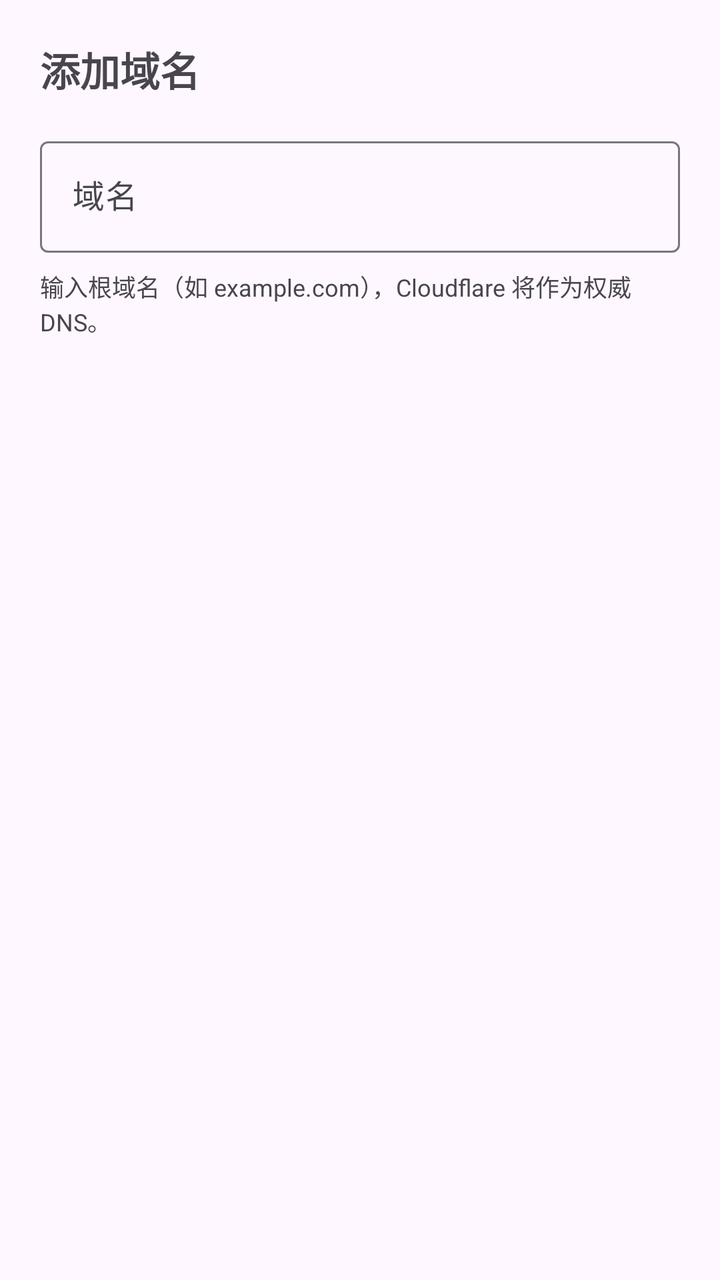
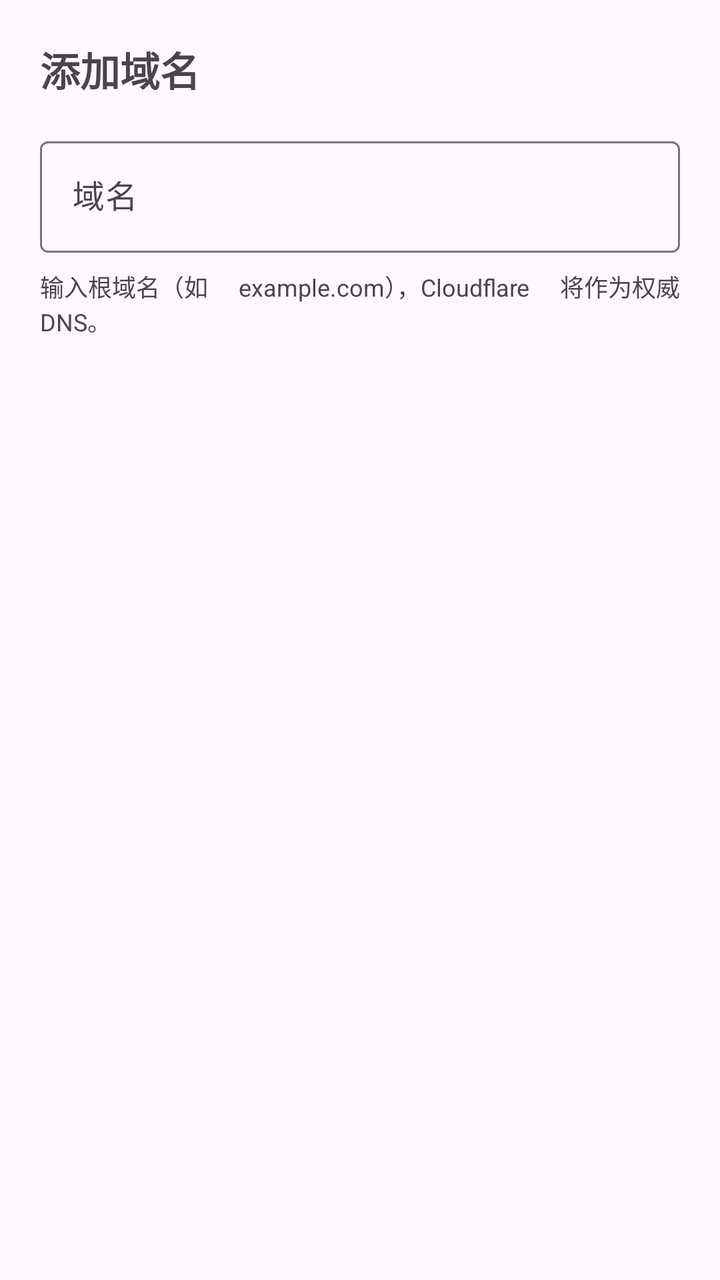

Before-and-after screenshots of an Android layout around one commit, followed by the original layout XML and the change that was made.
<!-- AndroidManifest.xml: application theme AppTheme -->
<!-- res/layout/dialog_add_domain.xml -->
<?xml version="1.0" encoding="utf-8"?>
<LinearLayout xmlns:android="http://schemas.android.com/apk/res/android"
    xmlns:app="http://schemas.android.com/apk/res-auto"
    android:layout_width="match_parent"
    android:layout_height="wrap_content"
    android:orientation="vertical">

    
    <LinearLayout
        android:id="@+id/formLayout"
        android:layout_width="match_parent"
        android:layout_height="wrap_content"
        android:orientation="vertical"
        android:padding="20dp">

        <TextView
            android:layout_width="wrap_content"
            android:layout_height="wrap_content"
            android:text="添加域名"
            android:textSize="20sp"
            android:textStyle="bold"
            android:layout_marginBottom="16dp" />

        <com.google.android.material.textfield.TextInputLayout
            android:layout_width="match_parent"
            android:layout_height="wrap_content"
            android:hint="域名"
            style="@style/Widget.Material3.TextInputLayout.OutlinedBox">

            <com.google.android.material.textfield.TextInputEditText
                android:id="@+id/domainInput"
                android:layout_width="match_parent"
                android:layout_height="wrap_content"
                android:inputType="textUri"
                android:fontFamily="monospace" />

        </com.google.android.material.textfield.TextInputLayout>

        <TextView
            android:layout_width="match_parent"
            android:layout_height="wrap_content"
            android:text="输入根域名（如 example.com），Cloudflare 将作为权威 DNS。"
            android:textSize="12sp"
            android:textColor="?android:textColorSecondary"
            android:layout_marginTop="8dp" />

        <TextView
            android:id="@+id/errorText"
            android:layout_width="match_parent"
            android:layout_height="wrap_content"
            android:textColor="@color/status_error"
            android:textSize="13sp"
            android:layout_marginTop="8dp"
            android:visibility="gone" />

        <ProgressBar
            android:id="@+id/savingProgress"
            android:layout_width="wrap_content"
            android:layout_height="wrap_content"
            android:layout_gravity="center"
            android:layout_marginTop="12dp"
            android:visibility="gone" />

    </LinearLayout>

    
    <LinearLayout
        android:id="@+id/resultLayout"
        android:layout_width="match_parent"
        android:layout_height="wrap_content"
        android:orientation="vertical"
        android:padding="20dp"
        android:visibility="gone">

        <TextView
            android:id="@+id/resultDomainName"
            android:layout_width="match_parent"
            android:layout_height="wrap_content"
            android:gravity="center"
            android:text="example.com"
            android:textSize="20sp"
            android:textStyle="bold" />

        <TextView
            android:layout_width="match_parent"
            android:layout_height="wrap_content"
            android:gravity="center"
            android:text="待激活：请在域名注册商处更换名称服务器"
            android:textSize="13sp"
            android:textColor="?android:textColorSecondary"
            android:layout_marginTop="4dp" />

        <TextView
            android:layout_width="wrap_content"
            android:layout_height="wrap_content"
            android:text="Cloudflare 名称服务器"
            android:textSize="13sp"
            android:textStyle="bold"
            android:layout_marginTop="20dp"
            android:layout_marginBottom="8dp" />

        <com.google.android.material.card.MaterialCardView
            android:layout_width="match_parent"
            android:layout_height="wrap_content"
            app:cardCornerRadius="12dp"
            app:cardElevation="1dp">

            <LinearLayout
                android:id="@+id/nameServersContainer"
                android:layout_width="match_parent"
                android:layout_height="wrap_content"
                android:orientation="vertical"
                android:padding="16dp">

                

            </LinearLayout>

        </com.google.android.material.card.MaterialCardView>

        <com.google.android.material.button.MaterialButton
            android:id="@+id/copyButton"
            android:layout_width="match_parent"
            android:layout_height="wrap_content"
            android:text="复制名称服务器"
            android:layout_marginTop="12dp"
            style="@style/Widget.Material3.Button.OutlinedButton" />

        <TextView
            android:layout_width="wrap_content"
            android:layout_height="wrap_content"
            android:text="操作步骤"
            android:textSize="13sp"
            android:textStyle="bold"
            android:layout_marginTop="20dp"
            android:layout_marginBottom="8dp" />

        <com.google.android.material.card.MaterialCardView
            android:layout_width="match_parent"
            android:layout_height="wrap_content"
            app:cardCornerRadius="12dp"
            app:cardElevation="1dp">

            <LinearLayout
                android:layout_width="match_parent"
                android:layout_height="wrap_content"
                android:orientation="vertical"
                android:padding="16dp">

                <TextView
                    android:layout_width="match_parent"
                    android:layout_height="wrap_content"
                    android:text="1. 登录你的域名注册商后台"
                    android:textSize="13sp"
                    android:layout_marginBottom="6dp" />

                <TextView
                    android:layout_width="match_parent"
                    android:layout_height="wrap_content"
                    android:text="2. 找到 DNS / 名称服务器设置"
                    android:textSize="13sp"
                    android:layout_marginBottom="6dp" />

                <TextView
                    android:layout_width="match_parent"
                    android:layout_height="wrap_content"
                    android:text="3. 将现有名称服务器替换为上方 Cloudflare 名称服务器"
                    android:textSize="13sp"
                    android:layout_marginBottom="6dp" />

                <TextView
                    android:layout_width="match_parent"
                    android:layout_height="wrap_content"
                    android:text="4. 保存并等待生效（最长 24 小时）"
                    android:textSize="13sp" />

            </LinearLayout>

        </com.google.android.material.card.MaterialCardView>

    </LinearLayout>

</LinearLayout>
<!-- resources referenced by this layout -->
<resources>
  <color name="status_error">#EF4444</color>
  <style name="AppTheme" parent="Base.AppTheme" />
  <style name="Base.AppTheme" parent="Theme.Material3.DayNight.NoActionBar">
      
      
    </style>
</resources>

<!-- the commit's change to res/layout/dialog_add_domain.xml (unified diff, before → after) -->
@@ -16,7 +16,7 @@
         <TextView
             android:layout_width="wrap_content"
             android:layout_height="wrap_content"
-            android:text="添加域名"
+            android:text="@string/domain_add_title"
             android:textSize="20sp"
             android:textStyle="bold"
             android:layout_marginBottom="16dp" />
@@ -24,7 +24,7 @@
         <com.google.android.material.textfield.TextInputLayout
             android:layout_width="match_parent"
             android:layout_height="wrap_content"
-            android:hint="域名"
+            android:hint="@string/domain_hint"
             style="@style/Widget.Material3.TextInputLayout.OutlinedBox">
 
             <com.google.android.material.textfield.TextInputEditText
@@ -39,7 +39,7 @@
         <TextView
             android:layout_width="match_parent"
             android:layout_height="wrap_content"
-            android:text="输入根域名（如 example.com），Cloudflare 将作为权威 DNS。"
+            android:text="@string/domain_root_hint"
             android:textSize="12sp"
             android:textColor="?android:textColorSecondary"
             android:layout_marginTop="8dp" />
@@ -85,7 +85,7 @@
             android:layout_width="match_parent"
             android:layout_height="wrap_content"
             android:gravity="center"
-            android:text="待激活：请在域名注册商处更换名称服务器"
+            android:text="@string/domain_pending_activation"
             android:textSize="13sp"
             android:textColor="?android:textColorSecondary"
             android:layout_marginTop="4dp" />
@@ -93,7 +93,7 @@
         <TextView
             android:layout_width="wrap_content"
             android:layout_height="wrap_content"
-            android:text="Cloudflare 名称服务器"
+            android:text="@string/domain_cloudflare_nameservers"
             android:textSize="13sp"
             android:textStyle="bold"
             android:layout_marginTop="20dp"
@@ -122,14 +122,14 @@
             android:id="@+id/copyButton"
             android:layout_width="match_parent"
             android:layout_height="wrap_content"
-            android:text="复制名称服务器"
+            android:text="@string/domain_copy_nameservers"
             android:layout_marginTop="12dp"
             style="@style/Widget.Material3.Button.OutlinedButton" />
 
         <TextView
             android:layout_width="wrap_content"
             android:layout_height="wrap_content"
-            android:text="操作步骤"
+            android:text="@string/domain_setup_steps"
             android:textSize="13sp"
             android:textStyle="bold"
             android:layout_marginTop="20dp"
@@ -150,28 +150,28 @@
                 <TextView
                     android:layout_width="match_parent"
                     android:layout_height="wrap_content"
-                    android:text="1. 登录你的域名注册商后台"
+                    android:text="@string/domain_step1_login_registrar"
                     android:textSize="13sp"
                     android:layout_marginBottom="6dp" />
 
                 <TextView
                     android:layout_width="match_parent"
                     android:layout_height="wrap_content"
-                    android:text="2. 找到 DNS / 名称服务器设置"
+                    android:text="@string/domain_step2_find_dns_settings"
                     android:textSize="13sp"
                     android:layout_marginBottom="6dp" />
 
                 <TextView
                     android:layout_width="match_parent"
                     android:layout_height="wrap_content"
-                    android:text="3. 将现有名称服务器替换为上方 Cloudflare 名称服务器"
+                    android:text="@string/domain_step3_replace_nameservers"
                     android:textSize="13sp"
                     android:layout_marginBottom="6dp" />
 
                 <TextView
                     android:layout_width="match_parent"
                     android:layout_height="wrap_content"
-                    android:text="4. 保存并等待生效（最长 24 小时）"
+                    android:text="@string/domain_step4_save_wait"
                     android:textSize="13sp" />
 
             </LinearLayout>
<!-- resource entries referenced after the edit -->
@@ -1,10 +1,64 @@
 <!-- resources referenced by this layout -->
 <resources>
   <color name="status_error">#EF4444</color>
+  <string name="domain_add_title">添加域名</string>
+  <string name="domain_cloudflare_nameservers">Cloudflare 名称服务器</string>
+  <string name="domain_copy_nameservers">复制名称服务器</string>
+  <string name="domain_hint">域名</string>
+  <string name="domain_pending_activation">待激活：请在域名注册商处更换名称服务器</string>
+  <string name="domain_root_hint">输入根域名（如 example.com），Cloudflare 将作为权威 DNS。</string>
+  <string name="domain_setup_steps">操作步骤</string>
+  <string name="domain_step1_login_registrar">1. 登录你的域名注册商后台</string>
+  <string name="domain_step2_find_dns_settings">2. 找到 DNS / 名称服务器设置</string>
+  <string name="domain_step3_replace_nameservers">3. 将现有名称服务器替换为上方 Cloudflare 名称服务器</string>
+  <string name="domain_step4_save_wait">4. 保存并等待生效（最长 24 小时）</string>
   <style name="AppTheme" parent="Base.AppTheme" />
   <style name="Base.AppTheme" parent="Theme.Material3.DayNight.NoActionBar">
       
       
+  
+      
+      <item name="android:textViewStyle">@style/AppTextView</item>
+      <item name="android:buttonStyle">@style/AppButton</item>
+      <item name="materialButtonStyle">@style/AppMaterialButton</item>
+      <item name="chipStyle">@style/AppChip</item>
     </style>
+  <style name="AppTextView" parent="@android:style/Widget.DeviceDefault.TextView">
+      <item name="android:breakStrategy">simple</item>
+      <item name="android:hyphenationFrequency">full</item>
+      <item name="android:ellipsize">end</item>
+      <item name="android:justificationMode">inter_word</item>
+      <item name="android:textIsSelectable">false</item>
+    </style>
+  <style name="AppButton" parent="Widget.Material3.Button">
+      <item name="android:minHeight">@dimen/app_button_min_height</item>
+      <item name="android:minWidth">@dimen/app_button_min_width</item>
+      <item name="android:maxLines">2</item>
+      <item name="android:ellipsize">end</item>
+      <item name="android:paddingStart">@dimen/app_button_padding_h</item>
+      <item name="android:paddingEnd">@dimen/app_button_padding_h</item>
+      <item name="android:breakStrategy">simple</item>
+      <item name="android:hyphenationFrequency">full</item>
+      <item name="android:textSize">@dimen/app_button_text_size</item>
+    </style>
+  <style name="AppMaterialButton" parent="Widget.Material3.Button">
+      <item name="android:minHeight">@dimen/app_button_min_height</item>
+      <item name="android:minWidth">@dimen/app_button_min_width</item>
+      <item name="android:maxLines">2</item>
+      <item name="android:ellipsize">end</item>
+      <item name="android:paddingStart">@dimen/app_button_padding_h</item>
+      <item name="android:paddingEnd">@dimen/app_button_padding_h</item>
+      <item name="android:breakStrategy">simple</item>
+      <item name="android:hyphenationFrequency">full</item>
+      <item name="android:textAllCaps">false</item>
+      <item name="android:textSize">@dimen/app_button_text_size</item>
+    </style>
+  <style name="AppChip" parent="Widget.Material3.Chip.Assist">
+      <item name="android:textIsSelectable">false</item>
+    </style>
+  <dimen name="app_button_min_height">48dp</dimen>
+  <dimen name="app_button_min_width">112dp</dimen>
+  <dimen name="app_button_padding_h">10dp</dimen>
+  <dimen name="app_button_text_size">13sp</dimen>
 </resources>
 
